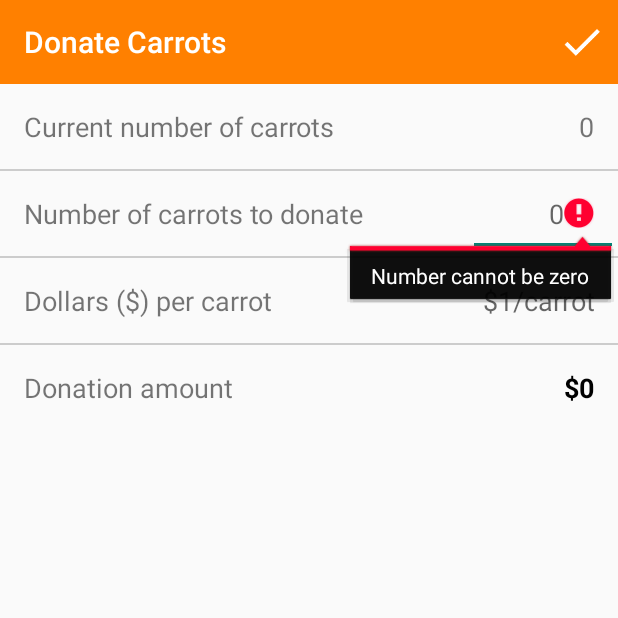
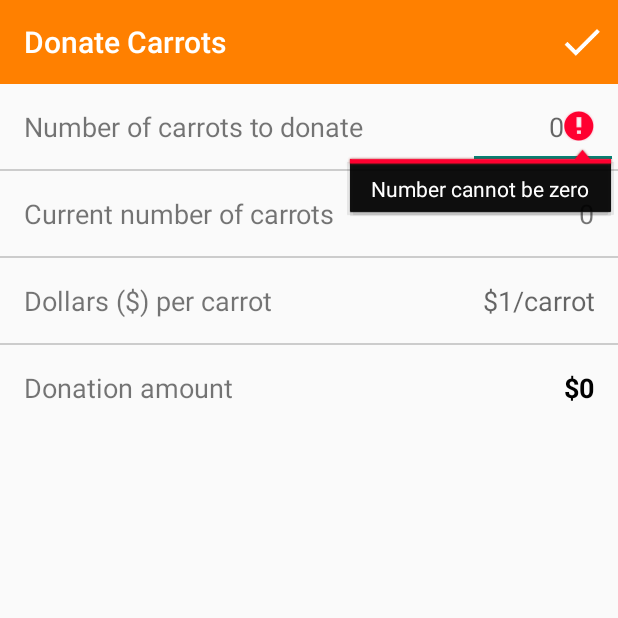
Before and after one commit to jak060/WhiteRabbit, an Android app: the DonationActivity screen opened directly, with no data from a screen before it, after a tap on "Donate", on a phone screen of 412 x 824 dp, the top half of it. Run offline under Robolectric (Android 15) with nearby library versions, the light colour scheme and no system bars; 1 statement that could not run was skipped.

Commit message:
Move "number of carrots to donate" to the top

```diff
--- a/app/src/main/res/layout/activity_donation.xml
+++ b/app/src/main/res/layout/activity_donation.xml
@@ -8,14 +8,14 @@
         android:layout_width="match_parent"
         android:layout_height="wrap_content">
 
-        <TextView android:id="@+id/label_current_num_carrots"
+        <TextView android:id="@+id/label_num_carrots"
             android:layout_width="wrap_content"
             android:layout_height="wrap_content"
             android:textSize="18sp"
             android:padding="16dp"
-            android:text="Current number of carrots" />
+            android:text="Number of carrots to donate" />
 
-        <TextView android:id="@+id/current_num_carrots"
+        <EditText android:id="@+id/num_carrots"
             android:layout_alignParentEnd="true"
             android:layout_width="100dp"
             android:layout_height="wrap_content"
@@ -27,22 +27,22 @@
             android:maxLength="5" />
 
         <View android:id="@+id/divider1"
-            android:layout_below="@id/current_num_carrots"
+            android:layout_below="@id/label_num_carrots"
             android:layout_height="1dp"
             android:layout_width="match_parent"
             android:background="@drawable/divider" />
 
-        <TextView android:id="@+id/label_num_carrots"
+        <TextView android:id="@+id/label_current_num_carrots"
+            android:layout_below="@id/divider1"
             android:layout_width="wrap_content"
             android:layout_height="wrap_content"
-            android:layout_below="@id/divider1"
             android:textSize="18sp"
             android:padding="16dp"
-            android:text="Number of carrots to donate" />
+            android:text="Current number of carrots" />
 
-        <EditText android:id="@+id/num_carrots"
+        <TextView android:id="@+id/current_num_carrots"
+            android:layout_below="@id/divider1"
             android:layout_alignParentEnd="true"
-            android:layout_below="@id/divider1"
             android:layout_width="100dp"
             android:layout_height="wrap_content"
             android:gravity="right"
@@ -53,7 +53,7 @@
             android:maxLength="5" />
 
         <View android:id="@+id/divider2"
-            android:layout_below="@id/num_carrots"
+            android:layout_below="@id/label_current_num_carrots"
             android:layout_height="1dp"
             android:layout_width="match_parent"
             android:background="@drawable/divider" />
```
